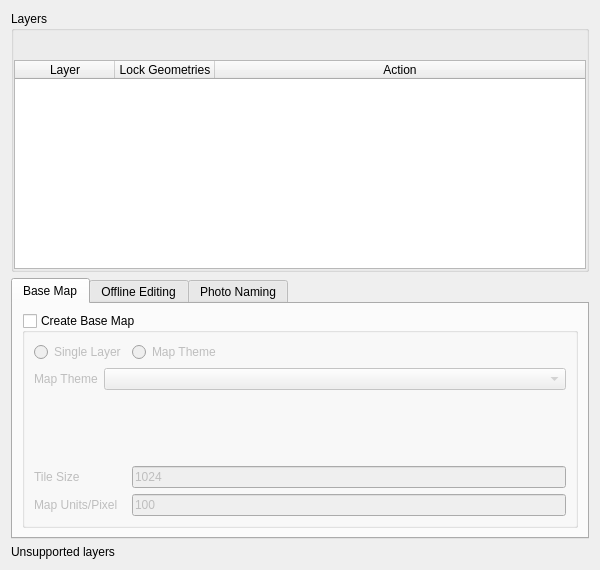
opengisch/qfieldsync, file qfieldsync/ui/project_configuration_widget.ui: the form before one commit.
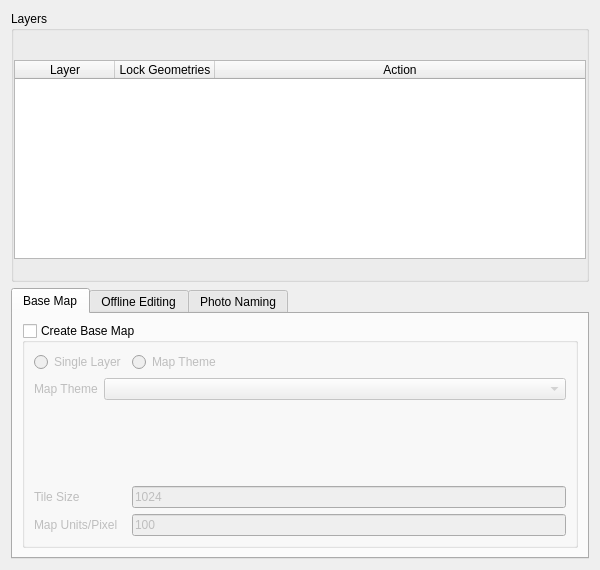
The form after the commit. Icons and pictures are not drawn. Custom widgets are drawn as their Qt base class.

Commit message: UI/UX improvements to project configuration panel

```diff
--- a/qfieldsync/ui/project_configuration_widget.ui
+++ b/qfieldsync/ui/project_configuration_widget.ui
@@ -267,13 +267,13 @@
         </column>
        </widget>
       </item>
-     </layout>
-    </widget>
-   </item>
-   <item row="3" column="0">
-    <widget class="QLabel" name="unsupportedLayers">
+      <item row="3" column="0" colspan="2">
+       <widget class="QLabel" name="unsupportedLayersLabel">
      <property name="text">
-      <string>Unsupported layers</string>
+         <string></string>
+        </property>
+        <property name="visible">
+         <bool>false</bool>
      </property>
      <property name="textFormat">
       <enum>Qt::RichText</enum>
@@ -281,6 +281,9 @@
      <property name="wordWrap">
       <bool>true</bool>
      </property>
+       </widget>
+      </item>
+     </layout>
     </widget>
    </item>
   </layout>
```
Lines whose indentation alone changed are shown as unchanged. The commit also changes 3 other files.
